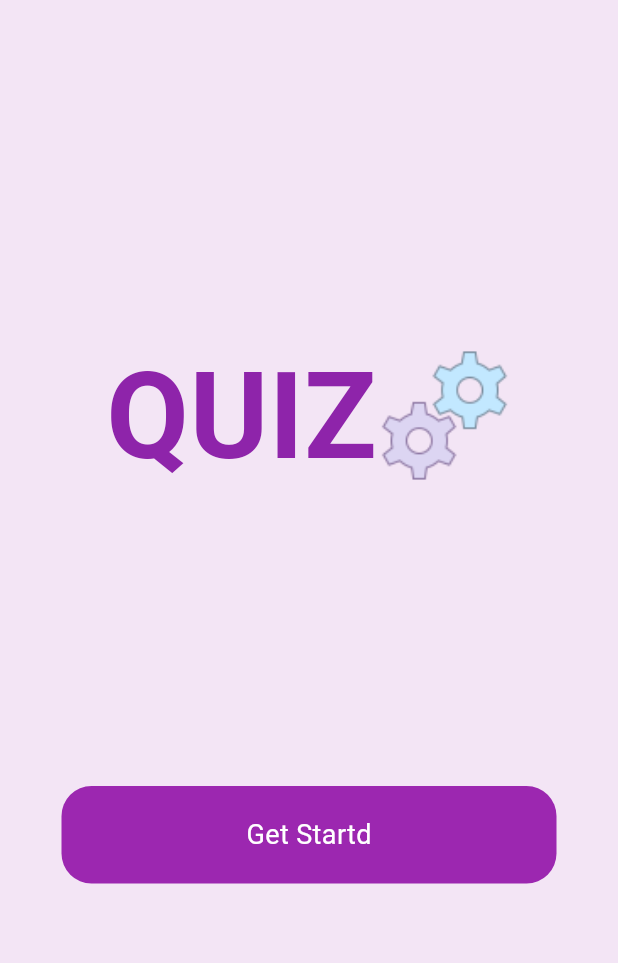
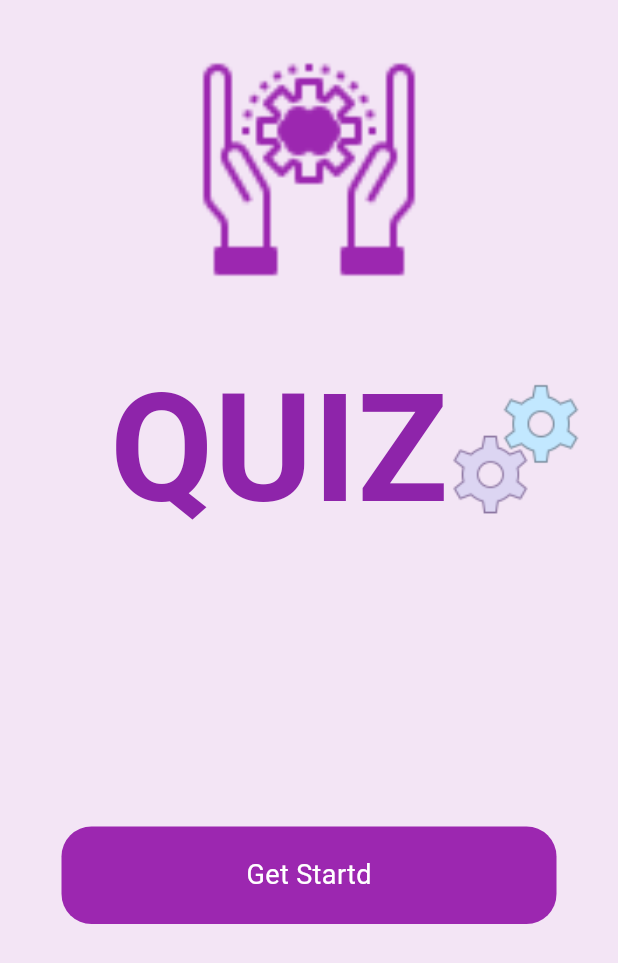
Before and after one commit to sohasara/Quiz-App, a Flutter app: the screen it shows after launch, on a phone screen of 412 x 824 dp. Shown: the top 963 px of the screen. Run offline on Flutter 3.47's test engine with Material 3 defaults, Android fonts, the phone set to English and light mode, and no system bars; our stand-ins replace flutter_riverpod.

Commit message:
add icon

```diff
--- a/lib/ui/splash_page/splash.dart
+++ b/lib/ui/splash_page/splash.dart
@@ -8,18 +8,33 @@ class SplashPage extends StatelessWidget {
   Widget build(BuildContext context) {
     return Scaffold(
       backgroundColor: Colors.purple[50],
-      body: Column(
+      body: Padding(
+        padding: const EdgeInsets.all(18.0),
+        child: Column(
           children: [
             const SizedBox(
-            height: 220,
+              height: 20,
+            ),
+            Image.asset(
+              'assets/brain.png',
+              height: 150,
+              width: 150,
+              color: Colors.purple,
+              fit: BoxFit.cover,
+            ),
+            const SizedBox(
+              height: 40,
             ),
             Row(
               mainAxisAlignment: MainAxisAlignment.center,
               children: [
+                const SizedBox(
+                  width: 50,
+                ),
                 Text(
                   'QUIZ',
                   style: TextStyle(
-                  fontSize: 80,
+                    fontSize: 100,
                     fontWeight: FontWeight.w700,
                     color: Colors.purple[600],
                   ),
@@ -32,7 +47,7 @@ class SplashPage extends StatelessWidget {
               ],
             ),
             const SizedBox(
-            height: 190,
+              height: 180,
             ),
             GestureDetector(
               onTap: () {
@@ -63,6 +78,7 @@ class SplashPage extends StatelessWidget {
             ),
           ],
         ),
+      ),
     );
   }
 }
```
Lines whose indentation alone changed are shown as unchanged.
